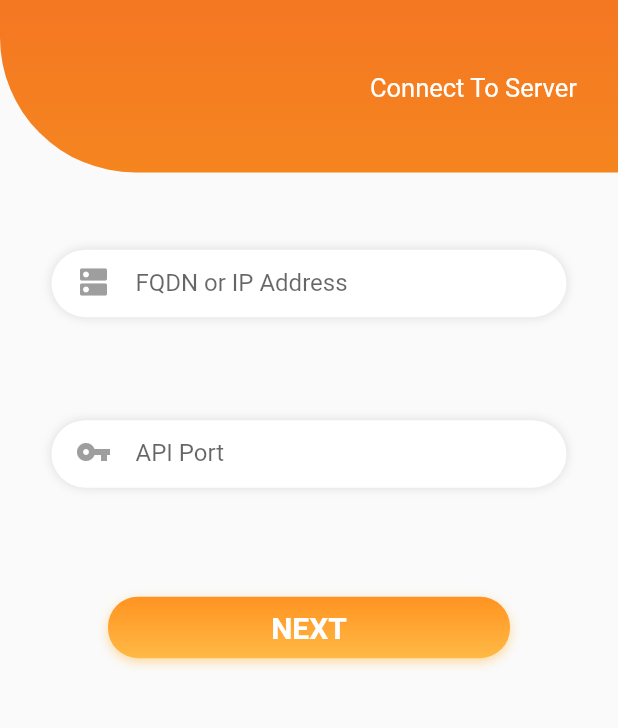
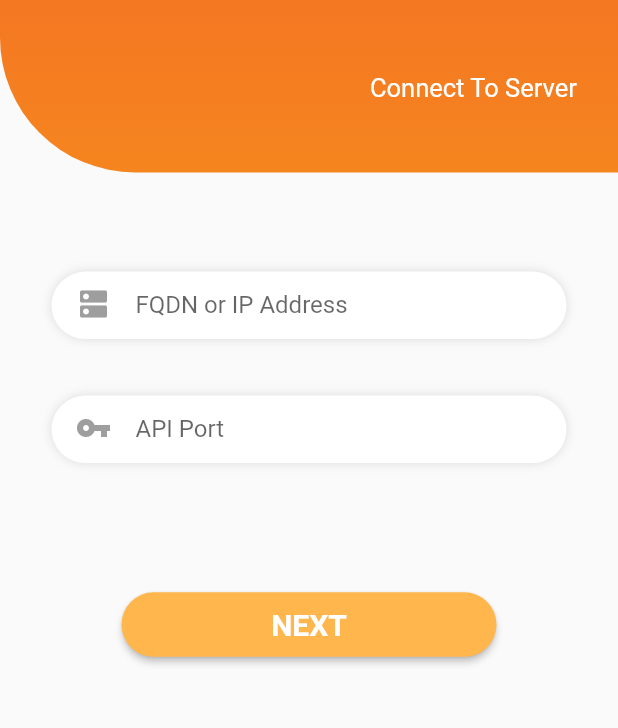
Before and after one commit to Adam-Schildkraut/proxcontrol, a Flutter app: the ServerDetailsLoginScreen screen opened directly, on a phone screen of 412 x 824 dp, the part 322-1050 px from its top. Run offline on Flutter 3.47's test engine with Material 2 defaults, Android fonts, the phone set to English and light mode, and no system bars; drawn by our look-alikes of gradient_widgets; our stand-ins replace connectivity, dots_indicator, flutter_secure_storage, font_awesome_flutter, modal_progress_hud, shared_preferences; accounts and stored records are empty.

Commit message:
Onboarding UI changes & cleaner code for login UI

```diff
--- a/lib/server_details_login_screen.dart
+++ b/lib/server_details_login_screen.dart
@@ -2,7 +2,6 @@ import 'package:flutter/material.dart';
 import 'package:Proxcontrol/server_auth_login_screen.dart';
 import 'package:Proxcontrol/Client/client.dart';
 import 'package:modal_progress_hud/modal_progress_hud.dart';
-import 'package:gradient_widgets/gradient_widgets.dart';
 
 class ServerDetailsLoginScreen extends StatefulWidget {
   @override
@@ -50,6 +49,7 @@ class _ServerDetailsLoginScreenState extends State<ServerDetailsLoginScreen> {
     }
 
     final image = Container(
+      alignment: Alignment.topCenter,
       width: MediaQuery.of(context).size.width,
       height: MediaQuery.of(context).size.height / 2.5,
       decoration: BoxDecoration(
@@ -169,13 +169,13 @@ class _ServerDetailsLoginScreenState extends State<ServerDetailsLoginScreen> {
       ),
     );
 
-    final nextButton = Center(
-      child: Column(
-      crossAxisAlignment: CrossAxisAlignment.center,
-      mainAxisAlignment: MainAxisAlignment.center,
-      children: [
-        GradientButton(
-          callback: () {
+    final nextButton = ButtonTheme (
+        minWidth: 250.0,
+        height: 20.0,
+        child: RaisedButton(
+        shape: RoundedRectangleBorder(
+          borderRadius: BorderRadius.circular(24)),
+        onPressed: () {
         if(_formKey.currentState.validate()) {
           _formKey.currentState.save();
 
@@ -207,59 +207,52 @@ class _ServerDetailsLoginScreenState extends State<ServerDetailsLoginScreen> {
           });
         }
       },
-          gradient: LinearGradient(
-            begin: Alignment.topCenter,
-            end: Alignment.bottomCenter,
-            colors: [
-              Color(0xFFff9321),
-              Color(0xFFffb946)
-            ],
-          ),
-          increaseWidthBy: 180,
-          increaseHeightBy: 5,
+
+        padding: EdgeInsets.all(10),
+        color: Colors.orange[300],
         child: Text('NEXT', style: TextStyle(fontSize: 20, fontWeight: FontWeight.bold, color: Colors.white))
       )
-        ]
-      ),
     );
 
     _buildVerticalLayout() {
       return Form(
         key: _formKey,
-        child: ListView(
-          padding: EdgeInsets.all(0),
+        child: Stack(
           children: <Widget>[
             image,
 
-            Align(
+              Align (
                 alignment: FractionalOffset(0.5, 0.49),
                 child: Padding(
                   padding: EdgeInsets.only(
-                    top: screenHeight / 16,
-                    bottom: screenHeight / 24,
                       left: screenWidth / 12,
                       right: screenWidth / 12,
-                  ),
-                child: serverAddressField
+                      top: screenHeight / 30),
+                  child: serverAddressField,
                 ),
               ),
 
-            Align(
+              Align (
                 alignment: FractionalOffset(0.5, 0.6),
                 child: Padding(
                   padding: EdgeInsets.only(
-                  bottom: screenHeight / 12,
                   left: screenWidth / 12,
                   right: screenWidth / 12,
-                  top: screenHeight / 24,
-                ),
+                  top: screenHeight / 30),
                   child: serverPortField,
                 ),
               ),
 
             Align(
-              alignment: FractionalOffset(0.5, 0.6),
+              alignment: FractionalOffset(0.5, 0.8),
+              child: Padding(
+              padding: EdgeInsets.only(
+                left: screenWidth / 12,
+                right: screenWidth / 12,
+                top: screenHeight / 20,
+                bottom: screenHeight / 30),
                 child: nextButton,
+              ),
             ),
           ],
         ),
@@ -267,9 +260,13 @@ class _ServerDetailsLoginScreenState extends State<ServerDetailsLoginScreen> {
     }
 
     _buildHorizontalLayout() {
-      return Form(
-        key: _formKey,
-        child: Stack(
+      return GridView.count(
+        //shrinkWrap: true,
+        crossAxisCount: 2,
+        children: <Widget>[
+          Column(
+            mainAxisAlignment: MainAxisAlignment.center,
+            crossAxisAlignment: CrossAxisAlignment.center,
             children: <Widget>[
               Padding(
                 padding: EdgeInsets.only(
@@ -277,36 +274,44 @@ class _ServerDetailsLoginScreenState extends State<ServerDetailsLoginScreen> {
                     right: screenWidth / 10),
                 child: image,
               ),
+            ],
+          ),
 
+          ListView(
+            shrinkWrap: true,
+            children: <Widget>[
               Padding(
                 padding: EdgeInsets.only(
                     right: screenWidth / 18,
-                  top: screenHeight / 2,
-                  bottom: screenHeight / 10
-              ),
+                    top: screenHeight / 5),
                 child: serverAddressField,
               ),
 
               Padding(
                 padding: EdgeInsets.only(
-                  left: screenWidth / 10,
-                  right: screenWidth / 10,
-                  top: screenHeight / 1.7
-                  ),
-              child: nextButton,
+                    right: screenWidth / 18,
+                    top: screenHeight / 30,
+                    bottom: screenHeight / 20),
+                child: serverPortField,
               ),
 
-            nextButton,
+              Padding(
+                padding: EdgeInsets.only(
+                    right: screenWidth / 18,
+                    top: screenHeight / 20,
+                    bottom: screenHeight / 30),
+                child: nextButton
+              ),
             ],
           )
+        ],
       );
     }
 
     return Scaffold(
       body: ModalProgressHUD(
           inAsyncCall: _connecting,
-          child: _buildVerticalLayout()
-      )
+          child: _buildVerticalLayout())
     );
   }
 }
--- a/pubspec.yaml
+++ b/pubspec.yaml
@@ -21,7 +21,6 @@ dependencies:
   intro_views_flutter: ^2.6.0
   modal_progress_hud: ^0.1.3
   connectivity: ^0.4.2+2
-  gradient_widgets: ^0.4.0
 
 dev_dependencies:
   flutter_test:
```
Also changed, not shown: pubspec.lock. Lines whose indentation alone changed are shown as unchanged.
